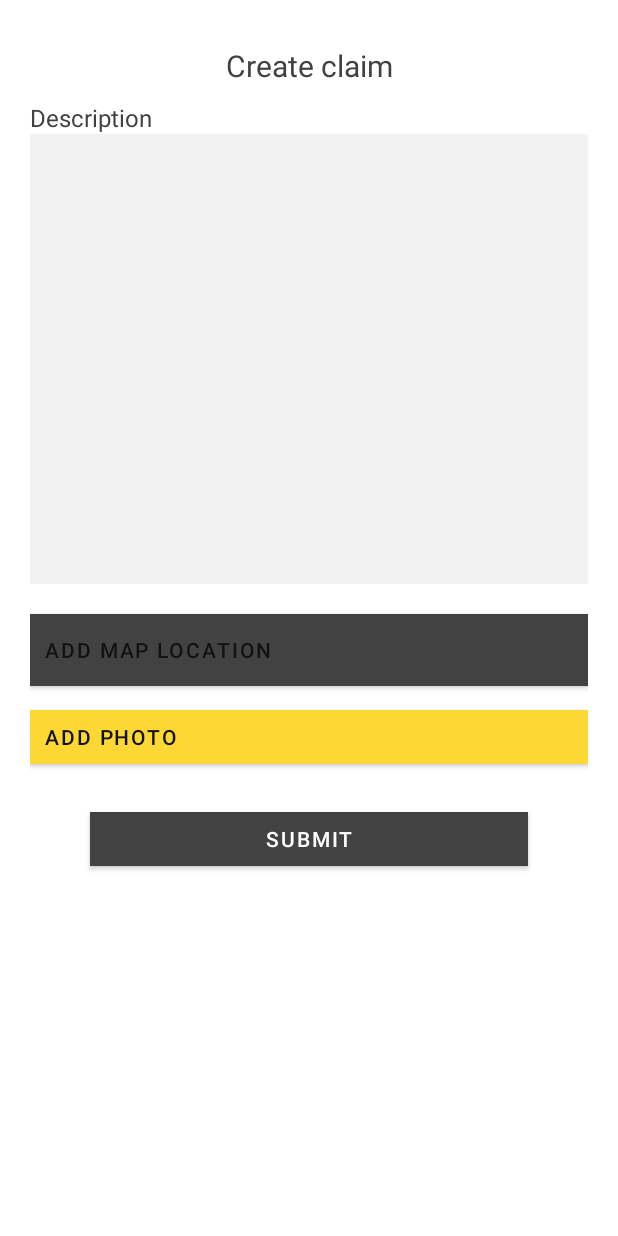
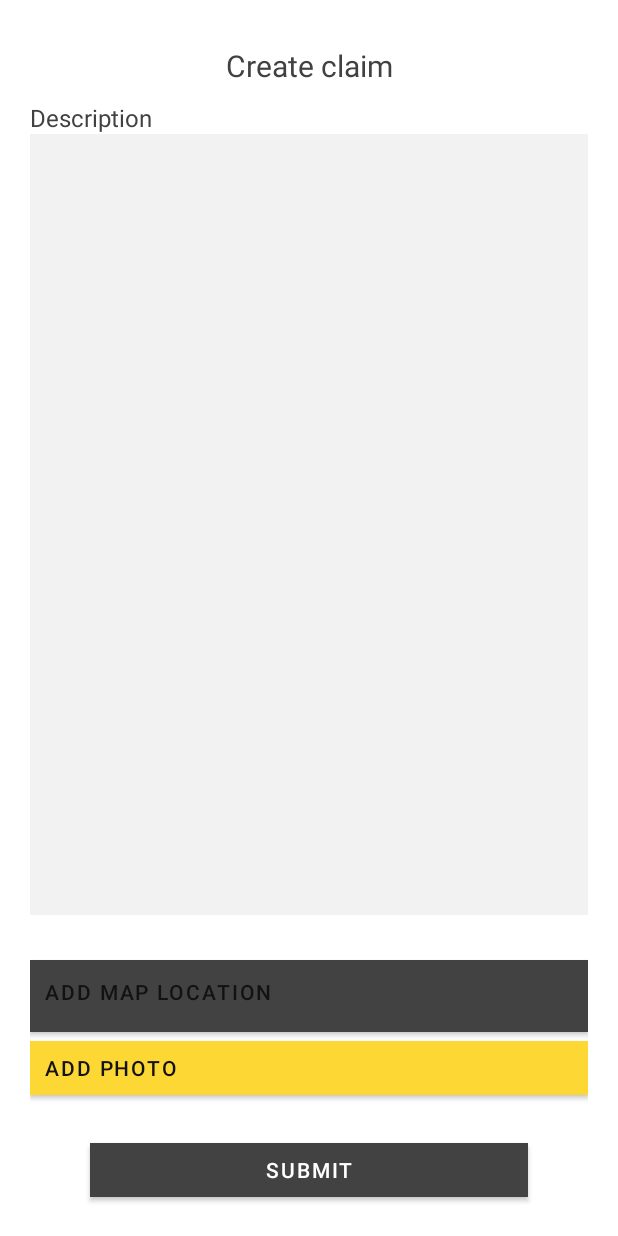
Before and after one commit to murillio4/IN5600-GroupProject, an Android app: the layout fragment_create_claim.xml on its own in the app's theme, with its tools: preview values and no code run, on a phone screen of 412 x 824 dp. Run offline under Robolectric (Android 15) with nearby library versions, the phone set to English and light mode, and no system bars; network calls fail; Roboto replaces fonts that are not available here.

Commit message:
fix description text edit, fix constraint layout

```diff
--- a/client/app/src/main/AndroidManifest.xml
+++ b/client/app/src/main/AndroidManifest.xml
@@ -45,6 +45,7 @@
         <!-- <activity android:name=".ui.activity.SessionActivity"></activity> -->
         <activity
             android:name=".ui.activity.MainActivity"
+            android:windowSoftInputMode="adjustNothing"
             android:label="@string/title_main_activity">
             <intent-filter>
                 <action android:name="android.intent.action.MAIN" />
--- a/client/app/src/main/java/com/example/groupproject/ui/fragment/CreateClaimFragment.java
+++ b/client/app/src/main/java/com/example/groupproject/ui/fragment/CreateClaimFragment.java
@@ -5,11 +5,13 @@ import android.content.Intent;
 import android.net.Uri;
 import android.os.Bundle;
 import android.text.Editable;
+import android.text.InputType;
 import android.text.TextWatcher;
 import android.util.Log;
 import android.view.LayoutInflater;
 import android.view.View;
 import android.view.ViewGroup;
+import android.view.inputmethod.EditorInfo;
 import android.widget.EditText;
 import android.widget.Toast;
 
@@ -66,6 +68,8 @@ public class CreateClaimFragment extends DaggerFragment
         View view = inflater.inflate(R.layout.fragment_create_claim, container, false);
 
         descriptionEditText = view.findViewById(R.id.create_claim_description_input);
+        descriptionEditText.setImeOptions(EditorInfo.IME_ACTION_DONE);
+        descriptionEditText.setRawInputType(InputType.TYPE_CLASS_TEXT);
         descriptionEditText.addTextChangedListener(this);
 
         view.findViewById(R.id.create_claim_add_map_location_button).setOnClickListener(this);
--- a/client/app/src/main/res/layout/fragment_create_claim.xml
+++ b/client/app/src/main/res/layout/fragment_create_claim.xml
@@ -1,5 +1,5 @@
 <?xml version="1.0" encoding="utf-8"?>
-<LinearLayout xmlns:android="http://schemas.android.com/apk/res/android"
+<androidx.constraintlayout.widget.ConstraintLayout xmlns:android="http://schemas.android.com/apk/res/android"
     xmlns:app="http://schemas.android.com/apk/res-auto"
     xmlns:tools="http://schemas.android.com/tools"
     android:orientation="vertical"
@@ -28,45 +28,48 @@
         android:text="@string/claim_description"
         android:textSize="16sp"
         android:textColor="#404140"
-        app:layout_constraintTop_toBottomOf="@id/create_claim_title"
-        app:layout_constraintBottom_toTopOf="@+id/create_claim_description_input" />
+        app:layout_constraintTop_toBottomOf="@id/create_claim_title"/>
 
     <EditText
         android:id="@+id/create_claim_description_input"
-        android:layout_width="match_parent"
-        android:layout_height="300dp"
+        android:layout_width="0dp"
+        android:layout_height="0dp"
         android:background="#F1F2F1"
         android:gravity="start"
         android:textSize="12sp"
+        android:autofillHints=""
+        android:isScrollContainer="true"
+        android:inputType="textMultiLine"
+        android:layout_marginBottom="30dp"
+        app:layout_constraintEnd_toEndOf="parent"
+        app:layout_constraintStart_toStartOf="parent"
         app:layout_constraintTop_toBottomOf="@id/create_claim_description_title"
-        app:layout_constraintBottom_toTopOf="@+id/create_claim_add_map_location_button"
-        android:autofillHints=""
-        android:inputType="text" />
+        app:layout_constraintBottom_toTopOf="@id/create_claim_add_map_location_button"/>
 
     <Button
         android:id="@+id/create_claim_add_map_location_button"
         android:layout_width="match_parent"
         android:layout_height="wrap_content"
-        android:layout_marginTop="20dp"
         android:paddingHorizontal="10dp"
+        android:paddingBottom="10dp"
         android:gravity="start|center"
         android:background="@color/secondaryColor"
         android:text="@string/claim_add_map_location"
-        app:layout_constraintTop_toBottomOf="@id/create_claim_description_input"
         app:layout_constraintBottom_toTopOf="@+id/create_claim_add_photo_button"
-        style="@style/Widget.MyTheme.YellowButton"/>
+        style="@style/Widget.MyTheme.YellowButton"
+        app:layout_constraintHorizontal_chainStyle="spread"/>
 
     <Button
         android:id="@+id/create_claim_add_photo_button"
         android:layout_width="match_parent"
         android:layout_height="wrap_content"
-        android:layout_marginTop="10dp"
+        android:layout_marginBottom="20dp"
         android:paddingHorizontal="10dp"
         android:gravity="start|center"
         android:text="@string/claim_add_photo"
-        app:layout_constraintTop_toBottomOf="@id/create_claim_add_map_location_button"
         app:layout_constraintBottom_toTopOf="@+id/create_claim_submit_button"
-        style="@style/Widget.MyTheme.YellowButton"/>
+        style="@style/Widget.MyTheme.YellowButton"
+        app:layout_constraintHorizontal_chainStyle="spread"/>
 
     <Button
         android:id="@+id/create_claim_submit_button"
@@ -74,8 +77,9 @@
         android:layout_height="wrap_content"
         android:layout_marginLeft="40dp"
         android:layout_marginRight="40dp"
-        android:layout_marginTop="20dp"
         android:text="@string/claim_submit"
-        app:layout_constraintBottom_toBottomOf="parent"/>
+        android:layout_alignParentBottom="true"
+        app:layout_constraintBottom_toBottomOf="parent"
+        app:layout_constraintHorizontal_chainStyle="spread"/>
 
-</LinearLayout>
+</androidx.constraintlayout.widget.ConstraintLayout>
--- a/client/app/src/main/res/layout/layout_claim_list_item.xml
+++ b/client/app/src/main/res/layout/layout_claim_list_item.xml
@@ -21,6 +21,7 @@
         android:textColor="#000"
         android:layout_centerVertical="true"
         android:layout_marginEnd="30dp"
-        android:textSize="18sp"/>
+        android:layout_marginStart="20dp"
+        android:textSize="20sp"/>
 
 </RelativeLayout>
```
Also changed, not shown: client/app/src/main/res/layout/fragment_claim_list.xml (+36 -29 lines).
